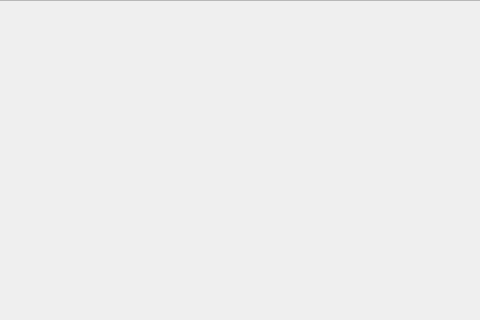
Old version of the form SysteamTrayTest/SysteamTrayTest.ui in the repository KikyoShaw/QtWidgetsApplication; both pictures show x 220 to 700 and y 0 to 320 of the 800 by 460 pixel window.
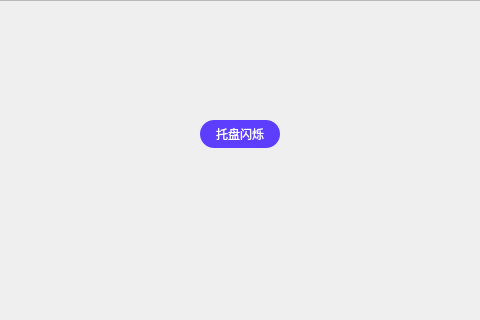
New version of the form. Icons and pictures are not drawn.

Commit message: 系统托盘闪烁机制

```diff
--- a/SysteamTrayTest/SysteamTrayTest.ui
+++ b/SysteamTrayTest/SysteamTrayTest.ui
@@ -65,6 +65,32 @@
        <string notr="true">border-image: url(:/SysteamTrayTest/qrc/ic_gb.png);</string>
       </property>
      </widget>
+     <widget class="QPushButton" name="pushButton_test">
+      <property name="geometry">
+       <rect>
+        <x>420</x>
+        <y>120</y>
+        <width>80</width>
+        <height>28</height>
+       </rect>
+      </property>
+      <property name="cursor">
+       <cursorShape>PointingHandCursor</cursorShape>
+      </property>
+      <property name="styleSheet">
+       <string notr="true">background: #5D3EFF;
+border-radius: 14px;
+font-size: 12px;
+font-family: 微软雅黑;
+color: #FFFFFF;</string>
+      </property>
+      <property name="text">
+       <string>托盘闪烁</string>
+      </property>
+      <property name="checkable">
+       <bool>true</bool>
+      </property>
+     </widget>
     </widget>
    </item>
   </layout>
```
The commit also changes 6 other files.
